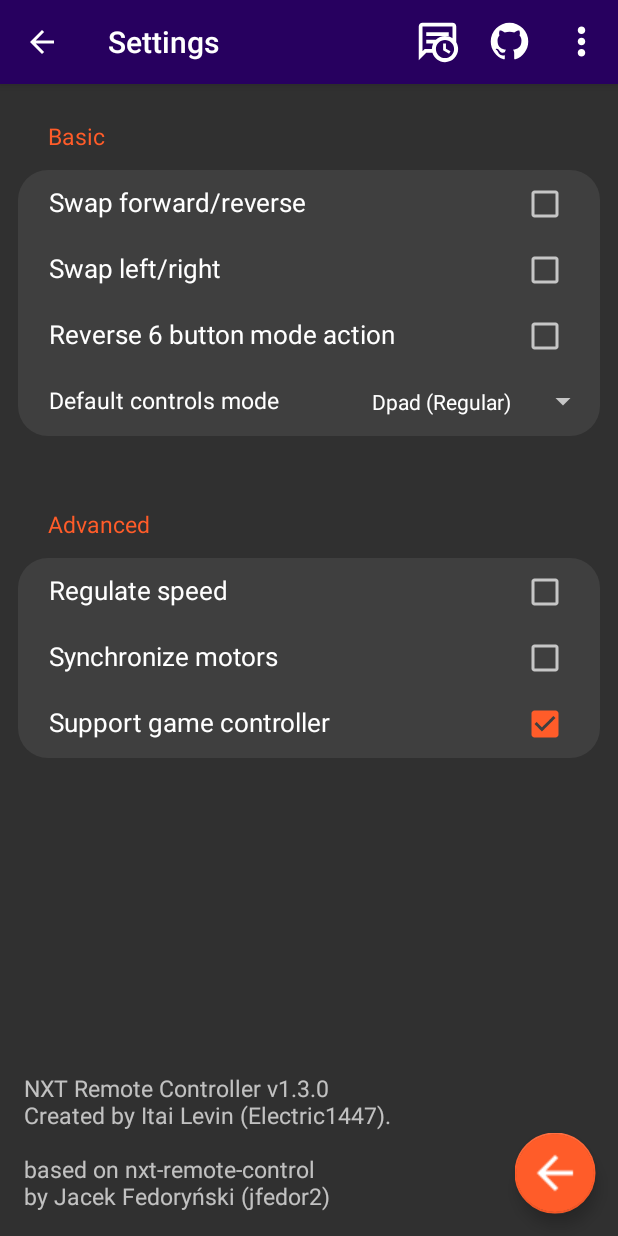
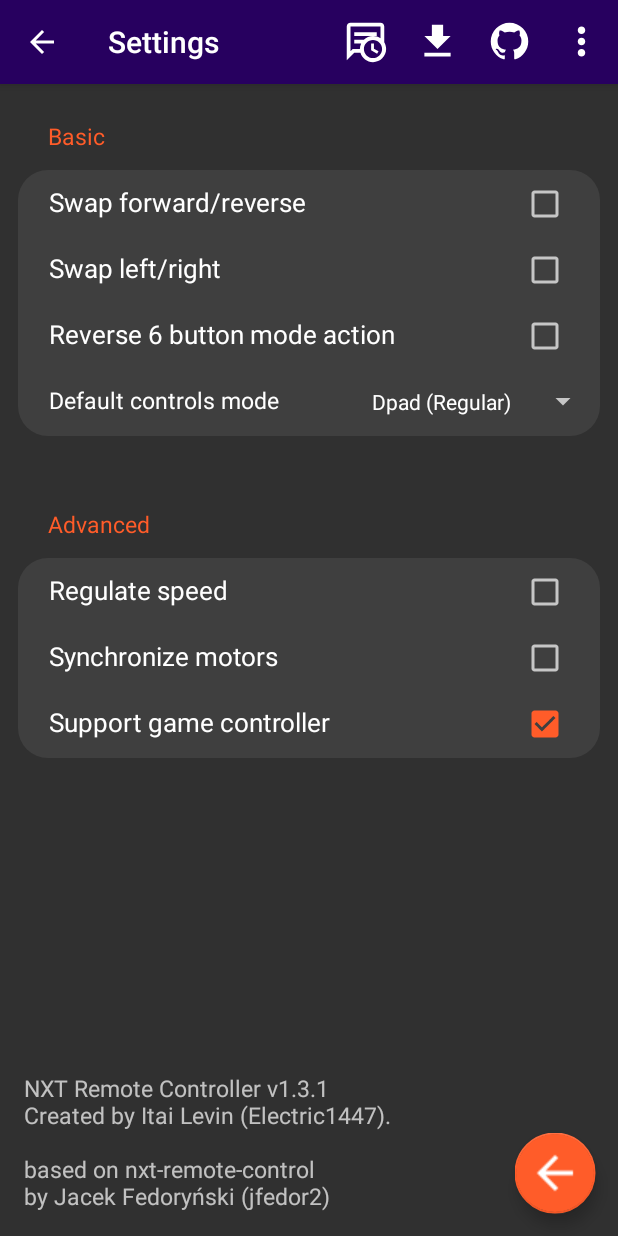
Before and after one commit to Electric1447/NXT-Remote-Controller, an Android app: the screen it shows after launch (Settings), after a tap on "Settings", on a phone screen of 412 x 824 dp. Run offline under Robolectric (Android 15) with nearby library versions, the phone set to English and light mode, and no system bars.

Commit message:
Added link to releases page in settings. (v1.3.1)

```diff
--- a/app/build.gradle
+++ b/app/build.gradle
@@ -8,8 +8,8 @@ android {
         applicationId "eparon.nxtremotecontroller"
         minSdkVersion 21
         targetSdkVersion 29
-        versionCode 130
-        versionName "1.3.0"
+        versionCode 131
+        versionName "1.3.1"
 
         testInstrumentationRunner "androidx.test.runner.AndroidJUnitRunner"
         resConfigs "en"
--- a/app/src/main/java/eparon/nxtremotecontroller/Settings.java
+++ b/app/src/main/java/eparon/nxtremotecontroller/Settings.java
@@ -30,6 +30,7 @@ public class Settings extends AppCompatActivity implements AdapterView.OnItemSel
     SharedPreferences prefs;
 
     public static String sourcecodeURL = "https://github.com/Electric1447/NXT-Remote-Controller";
+    public static String releasesURL = "https://github.com/Electric1447/NXT-Remote-Controller/releases";
 
     Menu mMenu;
 
@@ -94,7 +95,7 @@ public class Settings extends AppCompatActivity implements AdapterView.OnItemSel
         if (this.getResources().getConfiguration().orientation == Configuration.ORIENTATION_LANDSCAPE) {
             LinearLayout sideLinearLayout = findViewById(R.id.side_ll);
             sideLinearLayout.measure(0, 0);
-            findViewById(R.id.main_ll).setPadding(0, 0, (int)(sideLinearLayout.getMeasuredWidth() * 1.2f), 0);
+            findViewById(R.id.main_ll).setPadding((int)(sideLinearLayout.getMeasuredWidth() * 0.04f), 0, (int)(sideLinearLayout.getMeasuredWidth() * 1.2f), 0);
         }
     }
 
@@ -206,6 +207,9 @@ public class Settings extends AppCompatActivity implements AdapterView.OnItemSel
                 else
                     Toast.makeText(this, R.string.error_internet_connection, Toast.LENGTH_SHORT).show();
                 break;
+            case R.id.menu_ab_release:
+            case R.id.menu_item_release:
+                startActivity(new Intent(Intent.ACTION_VIEW, Uri.parse(releasesURL)));
             default:
                 return false;
         }
--- /dev/null
+++ b/app/src/main/res/drawable/ic_menu_download_white_30dp.xml
@@ -0,0 +1,10 @@
+<?xml version="1.0" encoding="utf-8"?>
+<vector xmlns:android="http://schemas.android.com/apk/res/android"
+    android:width="30dp"
+    android:height="30dp"
+    android:viewportWidth="24"
+    android:viewportHeight="24">
+    <path
+        android:fillColor="#FFF"
+        android:pathData="M5,20H19V18H5M19,9H15V3H9V9H5L12,16L19,9Z" />
+</vector>
--- a/app/src/main/res/menu/menu_main.xml
+++ b/app/src/main/res/menu/menu_main.xml
@@ -1,12 +1,14 @@
 <?xml version="1.0" encoding="utf-8"?>
 <menu xmlns:android="http://schemas.android.com/apk/res/android"
-    xmlns:app="http://schemas.android.com/apk/res-auto">
+    xmlns:app="http://schemas.android.com/apk/res-auto"
+    xmlns:tools="http://schemas.android.com/tools"
+    tools:ignore="AlwaysShowAction">
 
     <item
         android:id="@+id/menu_ab_settings"
         android:icon="@drawable/ic_menu_settings_white_30dp"
         android:title="@string/menu_main_settings"
-        app:showAsAction="ifRoom" />
+        app:showAsAction="always" />
 
     <item
         android:id="@+id/menu_ab_main"
--- a/app/src/main/res/menu/menu_settings.xml
+++ b/app/src/main/res/menu/menu_settings.xml
@@ -1,18 +1,26 @@
 <?xml version="1.0" encoding="utf-8"?>
 <menu xmlns:android="http://schemas.android.com/apk/res/android"
-    xmlns:app="http://schemas.android.com/apk/res-auto">
+    xmlns:app="http://schemas.android.com/apk/res-auto"
+    xmlns:tools="http://schemas.android.com/tools"
+    tools:ignore="AlwaysShowAction">
 
     <item
         android:id="@+id/menu_ab_changelog"
         android:icon="@drawable/ic_menu_changelog_white_30dp"
         android:title="@string/menu_settings_changelog"
-        app:showAsAction="ifRoom" />
+        app:showAsAction="always" />
+
+    <item
+        android:id="@+id/menu_ab_release"
+        android:icon="@drawable/ic_menu_download_white_30dp"
+        android:title="@string/menu_settings_release"
+        app:showAsAction="always" />
 
     <item
         android:id="@+id/menu_ab_sourcecode"
         android:icon="@drawable/ic_menu_github_white_30dp"
         android:title="@string/menu_settings_sourcecode"
-        app:showAsAction="ifRoom" />
+        app:showAsAction="always" />
 
     <item
         android:id="@+id/menu_ab_main"
@@ -34,6 +42,12 @@
                 android:title="@string/menu_settings_changelog"
                 app:showAsAction="never" />
 
+            <item
+                android:id="@+id/menu_item_release"
+                android:icon="@drawable/ic_menu_download_white_30dp"
+                android:title="@string/menu_settings_release"
+                app:showAsAction="never" />
+
         </menu>
     </item>
 </menu>
--- a/app/src/main/res/values/strings.xml
+++ b/app/src/main/res/values/strings.xml
@@ -17,6 +17,7 @@
 
     <string name="menu_settings_sourcecode" >Sourcecode</string>
     <string name="menu_settings_changelog"  >Changelog</string>
+    <string name="menu_settings_release"    >Download Page</string>
 
     <string name="power_power"   >Power:</string>
     <string name="power_turning" >Turning Power:</string>
@@ -50,9 +51,6 @@
     <string name="settings_opt_syncmotors" >Synchronize motors</string>
     <string name="settings_opt_gamepad"    >Support game controller</string>
 
-    <string name="link_changelog">Changelog</string>
-    <string name="link_source"><u>Source Code</u></string>
-
     <string-array name="conmode_array">
         <item>Dpad (Regular)</item>
         <item>Dpad (Racecar)</item>
```
Also changed, not shown: 1 other file.
